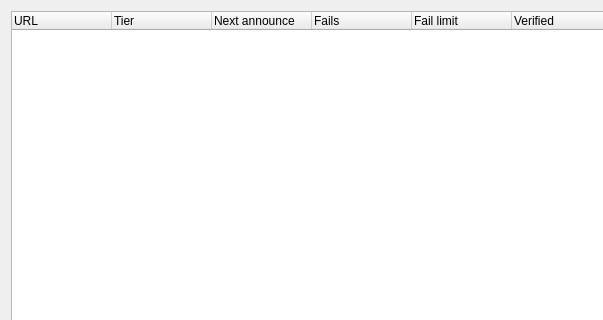
Old version of the form src/plugins/bittorrent/trackerschanger.ui in the repository 0xd34df00d/leechcraft; both pictures show x 0 to 603 and y 0 to 320 of the 1200 by 600 pixel window.
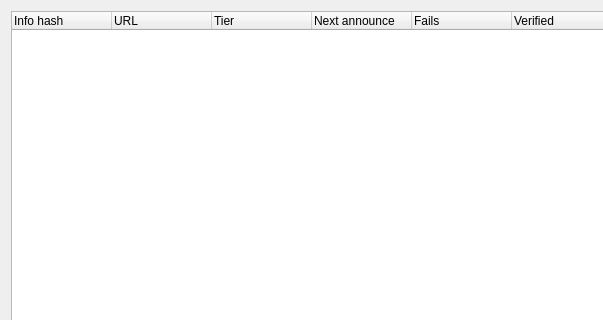
New version of the form. Icons and pictures are not drawn.

Commit message: [BT] Per-infohash tracker info

Patch:
```diff
--- a/src/plugins/bittorrent/trackerschanger.ui
+++ b/src/plugins/bittorrent/trackerschanger.ui
@@ -31,6 +31,11 @@
      <property name="uniformRowHeights">
       <bool>true</bool>
      </property>
+     <column>
+      <property name="text">
+       <string>Info hash</string>
+      </property>
+     </column>
      <column>
       <property name="text">
        <string>URL</string>
@@ -51,11 +56,6 @@
        <string>Fails</string>
       </property>
      </column>
-     <column>
-      <property name="text">
-       <string>Fail limit</string>
-      </property>
-     </column>
      <column>
       <property name="text">
        <string>Verified</string>
```
The commit also changes 1 other file.
